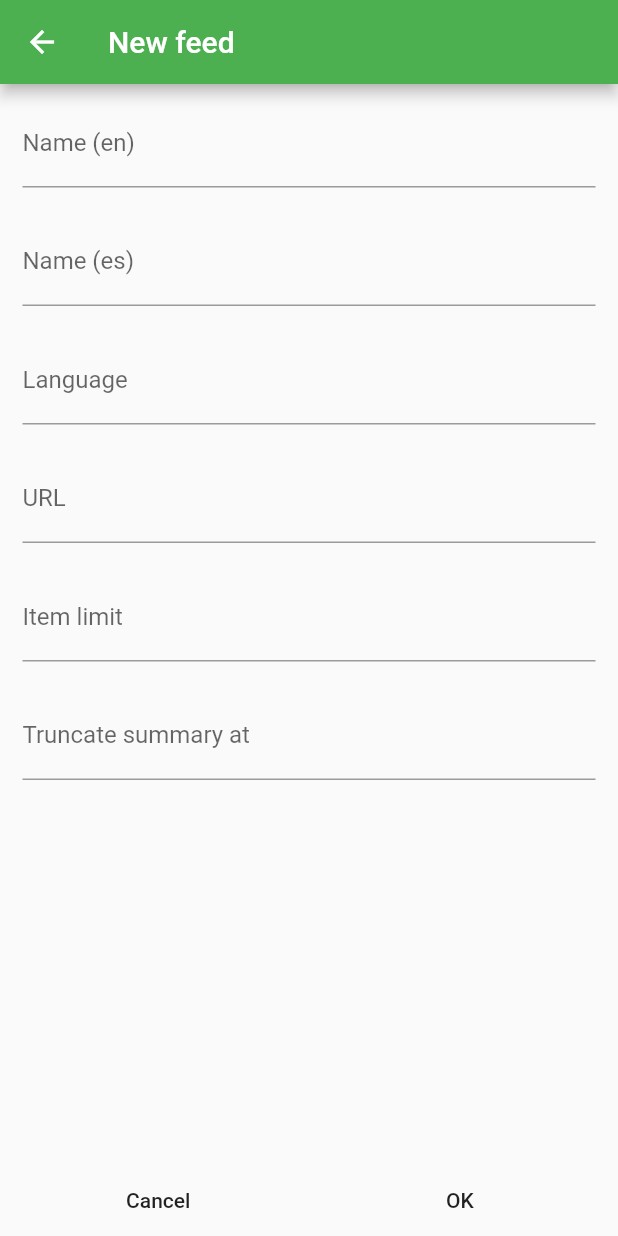
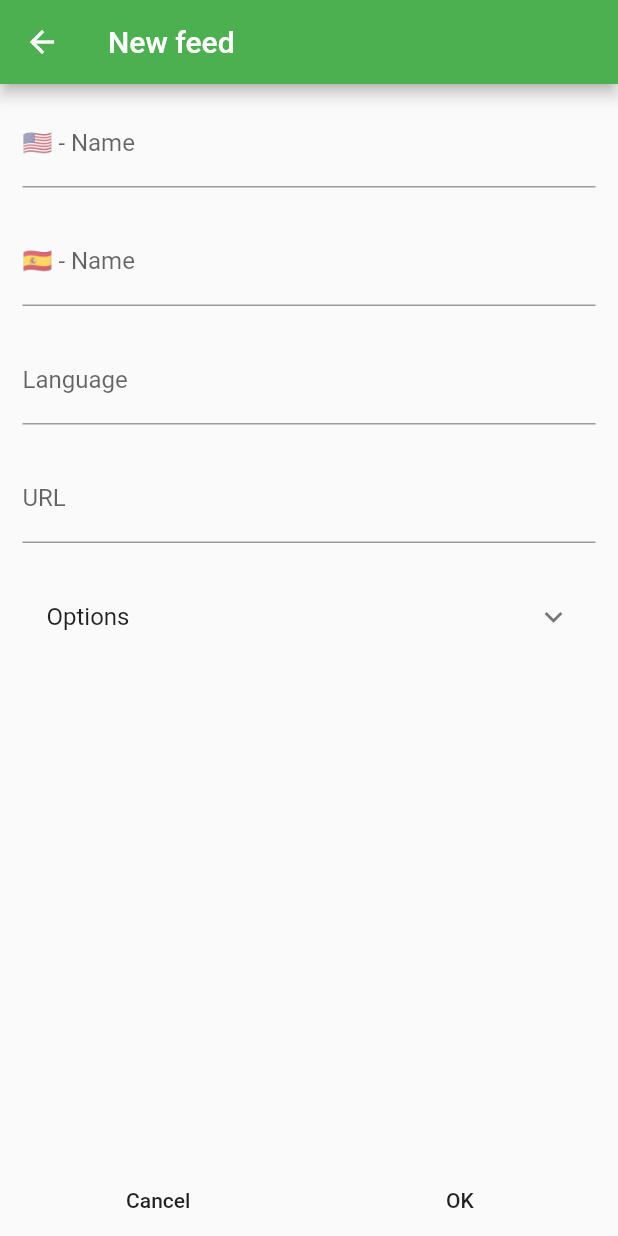
Before and after one commit to algono/feed_the_parrot_app, a Flutter app: the FeedForm screen opened directly, on a phone screen of 412 x 824 dp. Run offline on Flutter 3.47's test engine with Material 2 defaults, Android fonts, the phone set to English and light mode, and no system bars; our stand-ins replace cloud_firestore, cloud_functions, firebase_auth, firebase_core; accounts and stored records are empty.

Commit message:
(FeedForm) UI improvements Added flags to labels on name fields Grouped options together into an ExpansionTile

```diff
--- a/lib/FeedForm.dart
+++ b/lib/FeedForm.dart
@@ -48,7 +48,7 @@ class _FeedFormState extends State<FeedForm> {
                 autofocus: false,
                 controller: nameEnController,
                 decoration: InputDecoration(
-                  labelText: 'Name (en)',
+                  labelText: '🇺🇸 - Name',
                 ),
               ),
               SizedBox(height: 20.0),
@@ -58,7 +58,7 @@ class _FeedFormState extends State<FeedForm> {
                 autofocus: false,
                 controller: nameEsController,
                 decoration: InputDecoration(
-                  labelText: 'Name (es)',
+                  labelText: '🇪🇸 - Name',
                 ),
               ),
               SizedBox(height: 20.0),
@@ -87,8 +87,11 @@ class _FeedFormState extends State<FeedForm> {
                     return null;
                 },
               ),
+              SizedBox(height: 20.0),
+              ExpansionTile(
+                title: Text('Options'),
+                children: [
                   // TODO: Add form for read fields
-              SizedBox(height: 20.0),
                   TextFormField(
                     maxLines: 1,
                     keyboardType: TextInputType.number,
@@ -97,7 +100,7 @@ class _FeedFormState extends State<FeedForm> {
                     decoration: InputDecoration(
                         labelText: 'Item limit',
                         hintText:
-                        'The maximum number of items this feed should return.'),
+                            'Max number of items this feed should return'),
                     validator: (value) {
                       if (value.isNotEmpty && int.tryParse(value) == null)
                         return 'This should be a number';
@@ -114,13 +117,15 @@ class _FeedFormState extends State<FeedForm> {
                     decoration: InputDecoration(
                         labelText: 'Truncate summary at',
                         hintText:
-                        'The maximum number of characters the summary should have.'),
+                            'Max number of characters the summary should have'),
                     validator: (value) {
                       if (value.isNotEmpty && int.tryParse(value) == null)
                         return 'This should be a number';
                       else
                         return null;
                     },
+                  ),
+                ],
               ),
               SizedBox(height: 10.0),
             ],
```
Lines whose indentation alone changed are shown as unchanged.
